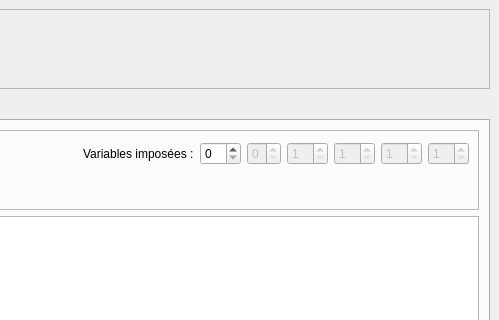
First picture: the form in mainwindow.ui, repository jmichault/mini-statistiko, before the edit; both pictures show x 373 to 872 and y 0 to 320 of the 872 by 614 pixel window.
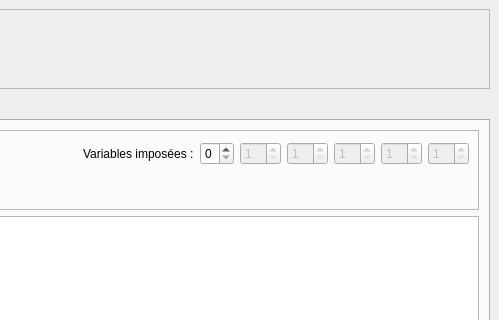
Second picture: the form after the edit. The open tabs and pages were chosen to show the change.

```diff
--- a/mainwindow.ui
+++ b/mainwindow.ui
@@ -297,18 +297,25 @@
               </widget>
              </item>
              <item>
-              <widget class="QSpinBox" name="SBNbImp"/>
-             </item>
-             <item>
-              <widget class="QSpinBox" name="SBVar1">
-               <property name="enabled">
-                <bool>false</bool>
-               </property>
+              <widget class="QSpinBox" name="SBNbImp">
                <property name="maximum">
                 <number>5</number>
                </property>
               </widget>
              </item>
+             <item>
+              <widget class="QSpinBox" name="SBVar1">
+               <property name="enabled">
+                <bool>false</bool>
+               </property>
+               <property name="minimum">
+                <number>1</number>
+               </property>
+               <property name="maximum">
+                <number>99</number>
+               </property>
+              </widget>
+             </item>
              <item>
               <widget class="QSpinBox" name="SBVar2">
                <property name="enabled">
```
Left out of the diff: 8 changed lines with no effect on the pictures.
